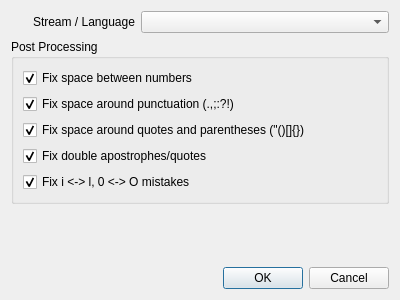
This is src/formats/vobsub/vobsubinputinitdialog.ui in maxrd2/SubtitleComposer as Qt 5 draws it before an edit. The edited form follows.
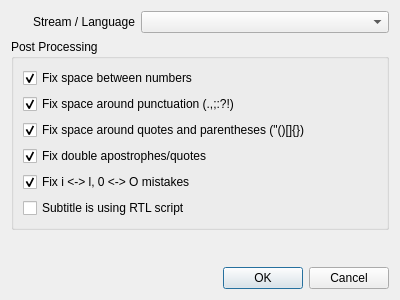
This is the edited form.

Commit message: Added RTL script support to subpicture import.

```diff
--- a/src/formats/vobsub/vobsubinputinitdialog.ui
+++ b/src/formats/vobsub/vobsubinputinitdialog.ui
@@ -103,6 +103,13 @@
         </property>
        </widget>
       </item>
+      <item>
+       <widget class="QCheckBox" name="isRTL">
+        <property name="text">
+         <string>Subtitle is using RTL script</string>
+        </property>
+       </widget>
+      </item>
      </layout>
     </widget>
    </item>
```
Left out of the diff: 4 changed lines with no effect on the pictures. The commit also changes 5 other files.
